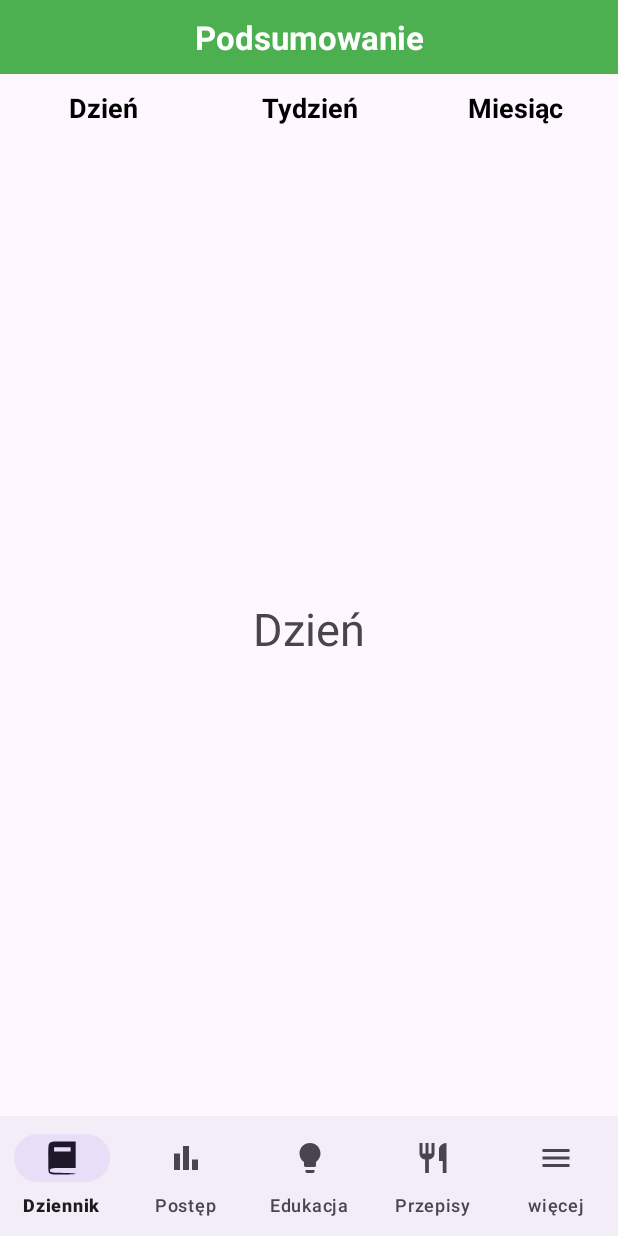
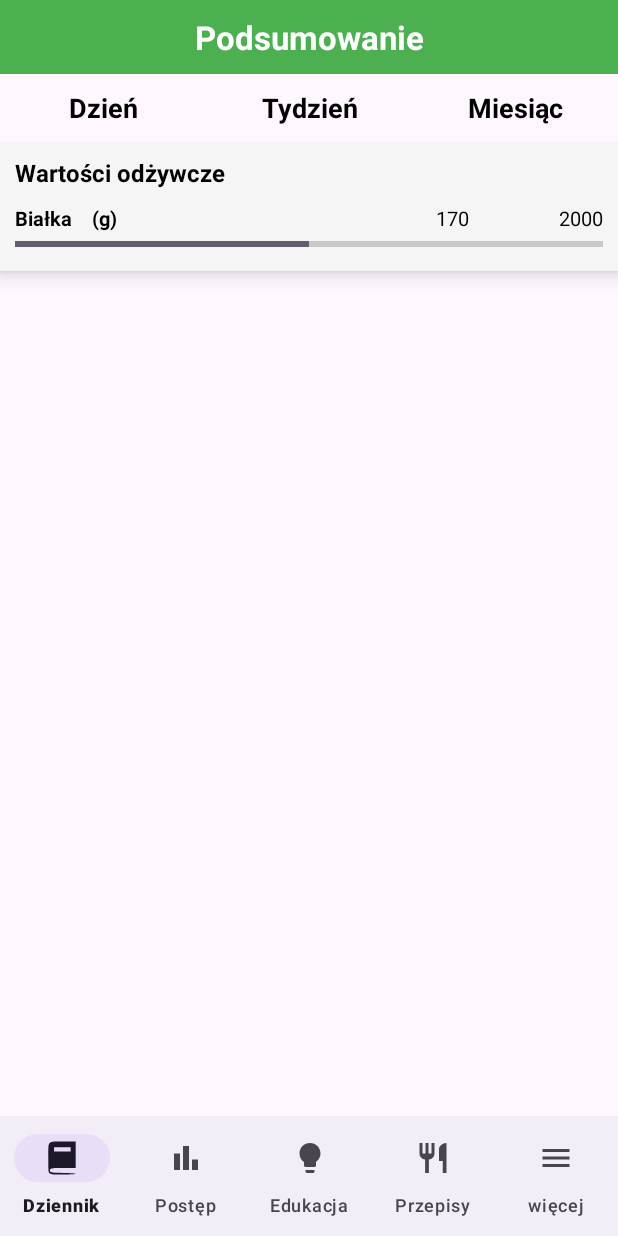
Before and after one commit to Oktawik/Android-Inzynierka, an Android app: the fragment DziennikPodsumowanieFragment placed in its activity, on a phone screen of 412 x 824 dp. Run offline under Robolectric (Android 15) with nearby library versions, the phone set to English and light mode, and no system bars; our stand-ins replace FlexboxLayout; 5 statements that could not run were skipped.

Commit message:
Dodanie recyclerView w podsumowaniu z makrami i mikroskladnikami

```diff
--- /dev/null
+++ b/app/src/main/java/com/example/pierwszawersjaapki/CaloriesJournal/Summary/WartoscOdzywczaAdapter.java
@@ -0,0 +1,67 @@
+package com.example.pierwszawersjaapki.CaloriesJournal.Summary;
+
+import android.content.Context;
+import android.view.LayoutInflater;
+import android.view.View;
+import android.view.ViewGroup;
+import android.widget.ProgressBar;
+import android.widget.TextView;
+
+import androidx.annotation.NonNull;
+import androidx.recyclerview.widget.RecyclerView;
+
+import com.example.pierwszawersjaapki.R;
+
+import java.util.List;
+
+public class WartoscOdzywczaAdapter extends RecyclerView.Adapter<WartoscOdzywczaViewHolder>{
+    Context context;
+    List<WartoscOdzywczaItem> list;
+
+    public WartoscOdzywczaAdapter(Context context, List<WartoscOdzywczaItem> list) {
+        this.context = context;
+        this.list = list;
+    }
+
+    @NonNull
+    @Override
+    public WartoscOdzywczaViewHolder onCreateViewHolder(@NonNull ViewGroup parent, int viewType) {
+        return new WartoscOdzywczaViewHolder(LayoutInflater.from(context).inflate(R.layout.dziennik_podsumowanie_wartosci_odzywcze_item, parent, false));
+    }
+
+    @Override
+    public void onBindViewHolder(@NonNull WartoscOdzywczaViewHolder holder, int position) {
+        holder.tv_wartosc_odzywcza_rodzaj.setText(list.get(position).getRodzaj());
+        holder.tv_wartosc_odzywcza_nazwa.setText(list.get(position).getNazwa());
+        holder.tv_wartosc_odzywcza_jednostka.setText(list.get(position).getJednostka());
+        holder.tv_wartosc_odzywcza_ilosc.setText(String.valueOf(list.get(position).getIlosc()));
+        holder.tv_wartosc_odzywcza_cel.setText(String.valueOf(list.get(position).getCel()));
+        holder.pb_wartosc_odzywcza_progress.setProgress(list.get(position).getProgres());
+    }
+
+    @Override
+    public int getItemCount() {
+        return list.size();
+    }
+}
+
+class WartoscOdzywczaViewHolder extends RecyclerView.ViewHolder {
+
+    TextView tv_wartosc_odzywcza_rodzaj;
+    TextView tv_wartosc_odzywcza_nazwa;
+    TextView tv_wartosc_odzywcza_jednostka;
+    TextView tv_wartosc_odzywcza_ilosc;
+    TextView tv_wartosc_odzywcza_cel;
+    ProgressBar pb_wartosc_odzywcza_progress;
+
+    public WartoscOdzywczaViewHolder(@NonNull View itemView) {
+        super(itemView);
+
+        tv_wartosc_odzywcza_rodzaj = itemView.findViewById(R.id.tv_wartosc_odzywcza_rodzaj);
+        tv_wartosc_odzywcza_nazwa = itemView.findViewById(R.id.tv_wartosc_odzywcza_nazwa);
+        tv_wartosc_odzywcza_jednostka = itemView.findViewById(R.id.tv_wartosc_odzywcza_jednostka);
+        tv_wartosc_odzywcza_ilosc = itemView.findViewById(R.id.tv_wartosc_odzywcza_ilosc);
+        tv_wartosc_odzywcza_cel = itemView.findViewById(R.id.tv_wartosc_odzywcza_cel);
+        pb_wartosc_odzywcza_progress = itemView.findViewById(R.id.pb_wartosc_odzywcza_progress);
+    }
+}
--- /dev/null
+++ b/app/src/main/java/com/example/pierwszawersjaapki/CaloriesJournal/Summary/WartoscOdzywczaItem.java
@@ -0,0 +1,77 @@
+package com.example.pierwszawersjaapki.CaloriesJournal.Summary;
+
+public class WartoscOdzywczaItem {
+    int id;
+    String nazwa;
+    int ilosc;
+    int cel;
+    int progres;
+    String rodzaj;
+    String jednostka;
+
+    public WartoscOdzywczaItem(int id, String nazwa, int ilosc, int cel, int progres, String rodzaj, String jednostka) {
+        this.id = id;
+        this.nazwa = nazwa;
+        this.ilosc = ilosc;
+        this.cel = cel;
+        this.progres = progres;
+        this.rodzaj = rodzaj;
+        this.jednostka = jednostka;
+    }
+
+    public int getId() {
+        return id;
+    }
+
+    public void setId(int id) {
+        this.id = id;
+    }
+
+    public String getNazwa() {
+        return nazwa;
+    }
+
+    public void setNazwa(String nazwa) {
+        this.nazwa = nazwa;
+    }
+
+    public int getIlosc() {
+        return ilosc;
+    }
+
+    public void setIlosc(int ilosc) {
+        this.ilosc = ilosc;
+    }
+
+    public int getCel() {
+        return cel;
+    }
+
+    public void setCel(int cel) {
+        this.cel = cel;
+    }
+
+    public int getProgres() {
+        return progres;
+    }
+
+    public void setProgres(int progres) {
+        this.progres = progres;
+    }
+
+    public String getRodzaj() {
+        return rodzaj;
+    }
+
+    public void setRodzaj(String rodzaj) {
+        this.rodzaj = rodzaj;
+    }
+
+    public String getJednostka() {
+        return jednostka;
+    }
+
+    public void setJednostka(String jednostka) {
+        this.jednostka = jednostka;
+    }
+}
--- a/app/src/main/java/com/example/pierwszawersjaapki/DziennikPodsumowanieFragment.java
+++ b/app/src/main/java/com/example/pierwszawersjaapki/DziennikPodsumowanieFragment.java
@@ -11,9 +11,12 @@ import android.view.LayoutInflater;
 import android.view.View;
 import android.view.ViewGroup;
 import android.widget.LinearLayout;
+import android.widget.Toast;
 
 import com.example.pierwszawersjaapki.CaloriesJournal.Summary.CzasAdapter;
 import com.example.pierwszawersjaapki.CaloriesJournal.Summary.CzasItem;
+import com.example.pierwszawersjaapki.CaloriesJournal.Summary.WartoscOdzywczaAdapter;
+import com.example.pierwszawersjaapki.CaloriesJournal.Summary.WartoscOdzywczaItem;
 
 import java.util.ArrayList;
 import java.util.List;
@@ -25,6 +28,8 @@ public class DziennikPodsumowanieFragment extends Fragment implements CzasAdapte
     private LinearLayout ll_dziennik_podsumowanie_dzien;
     private LinearLayout ll_dziennik_podsumowanie_tydzien;
     private LinearLayout ll_dziennik_podsumowanie_miesiac;
+    private RecyclerView rv_dziennik_podsumowanie_wartosci_odzywcze;
+    private List<WartoscOdzywczaItem> wartoscOdzywczaList;
 
     public DziennikPodsumowanieFragment() {
         // Required empty public constructor
@@ -55,6 +60,18 @@ public class DziennikPodsumowanieFragment extends Fragment implements CzasAdapte
         ll_dziennik_podsumowanie_tydzien = view.findViewById(R.id.ll_dziennik_podsumowanie_tydzien);
         ll_dziennik_podsumowanie_miesiac = view.findViewById(R.id.ll_dziennik_podsumowanie_miesiac);
 
+        rv_dziennik_podsumowanie_wartosci_odzywcze = view.findViewById(R.id.rv_dziennik_podsumowanie_wartosci_odzywcze);
+        if (rv_dziennik_podsumowanie_wartosci_odzywcze == null) {
+            Toast.makeText(getContext(),"Pusty",Toast.LENGTH_SHORT).show();
+        } else {
+            Toast.makeText(getContext(),"Znaleziono",Toast.LENGTH_SHORT).show();
+        }
+        wartoscOdzywczaList = new ArrayList<>();
+        wartoscOdzywczaList.add(new WartoscOdzywczaItem(1, "Białka", 170, 2000, 50, "Wartości odżywcze", " (g) "));
+        rv_dziennik_podsumowanie_wartosci_odzywcze.setLayoutManager(new LinearLayoutManager(getContext()));
+        WartoscOdzywczaAdapter wartoscOdzywczaAdapter = new WartoscOdzywczaAdapter(getContext(),wartoscOdzywczaList);
+        rv_dziennik_podsumowanie_wartosci_odzywcze.setAdapter(wartoscOdzywczaAdapter);
+
         return view;
     }
 
--- a/app/src/main/res/layout/dziennik_podsumowanie_miesiac.xml
+++ b/app/src/main/res/layout/dziennik_podsumowanie_miesiac.xml
@@ -2,16 +2,9 @@
 <LinearLayout xmlns:android="http://schemas.android.com/apk/res/android"
     android:orientation="vertical"
     android:layout_width="match_parent"
-    android:layout_height="match_parent"
+    android:layout_height="wrap_content"
     android:id="@+id/ll_dziennik_podsumowanie_miesiac">
 
-    <TextView
-        android:layout_width="match_parent"
-        android:layout_height="match_parent"
-        android:layout_gravity="center"
-        android:gravity="center"
-        android:textAlignment="center"
-        android:text="Miesiąc"
-        android:textSize="30sp"/>
+
 
 </LinearLayout>
--- /dev/null
+++ b/app/src/main/res/layout/dziennik_podsumowanie_wartosci_odzywcze.xml
@@ -0,0 +1,7 @@
+<?xml version="1.0" encoding="utf-8"?>
+<androidx.recyclerview.widget.RecyclerView xmlns:android="http://schemas.android.com/apk/res/android"
+    android:id="@+id/rv_dziennik_podsumowanie_wartosci_odzywcze"
+    android:layout_width="match_parent"
+    android:layout_height="match_parent">
+
+</androidx.recyclerview.widget.RecyclerView>
--- /dev/null
+++ b/app/src/main/res/layout/dziennik_podsumowanie_wartosci_odzywcze_item.xml
@@ -0,0 +1,89 @@
+<?xml version="1.0" encoding="utf-8"?>
+<LinearLayout xmlns:android="http://schemas.android.com/apk/res/android"
+    android:orientation="vertical"
+    android:layout_width="match_parent"
+    android:layout_height="wrap_content"
+    android:background="@color/light_gray"
+    android:elevation="8dp">
+
+    <TextView
+        android:id="@+id/tv_wartosc_odzywcza_rodzaj"
+        android:layout_width="match_parent"
+        android:layout_height="wrap_content"
+        android:text="Witaminki witaminki"
+        android:textStyle="bold"
+        android:textColor="@color/black"
+        android:paddingTop="10dp"
+        android:paddingLeft="10dp"
+        android:paddingRight="10dp"
+        android:paddingBottom="0dp"
+        android:textSize="16sp"/>
+
+    <LinearLayout
+        android:layout_width="match_parent"
+        android:layout_height="wrap_content"
+        android:orientation="horizontal">
+
+        <TextView
+            android:id="@+id/tv_wartosc_odzywcza_nazwa"
+            android:layout_width="wrap_content"
+            android:layout_height="wrap_content"
+            android:text="Jedzenie"
+            android:paddingTop="10dp"
+            android:paddingLeft="10dp"
+            android:paddingRight="10dp"
+            android:textSize="13sp"
+            android:textStyle="bold"
+            android:textColor="@color/black" />
+
+        <TextView
+            android:id="@+id/tv_wartosc_odzywcza_jednostka"
+            android:layout_width="wrap_content"
+            android:layout_height="wrap_content"
+            android:text=" (kcal)"
+            android:textStyle="bold"
+            android:paddingTop="10dp"
+            android:paddingBottom="0dp"
+            android:paddingRight="10dp"
+            android:textSize="13sp"
+            android:textColor="@color/black" />
+
+        <LinearLayout
+            android:layout_width="wrap_content"
+            android:layout_height="wrap_content"
+            android:orientation="horizontal"
+            android:layout_weight="1"
+            android:gravity="right"
+            android:paddingTop="10dp"
+            android:paddingRight="10dp"
+            android:paddingLeft="10dp"
+            android:paddingBottom="0dp">
+
+            <TextView
+                android:id="@+id/tv_wartosc_odzywcza_ilosc"
+                android:layout_width="wrap_content"
+                android:layout_height="wrap_content"
+                android:text="170"
+                android:textSize="13sp"
+                android:paddingRight="60dp"
+                android:textColor="@color/black"/>
+
+            <TextView
+                android:id="@+id/tv_wartosc_odzywcza_cel"
+                android:layout_width="wrap_content"
+                android:layout_height="wrap_content"
+                android:text="2000"
+                android:textSize="13sp"
+                android:textColor="@color/black"/>
+
+        </LinearLayout>
+    </LinearLayout>
+    <ProgressBar
+        android:id="@+id/pb_wartosc_odzywcza_progress"
+        android:layout_width="match_parent"
+        android:layout_height="wrap_content"
+        style="@style/Widget.AppCompat.ProgressBar.Horizontal"
+        android:paddingBottom="10dp"
+        android:paddingLeft="10dp"
+        android:paddingRight="10dp"/>
+</LinearLayout>
--- a/app/src/main/res/layout/fragment_dziennik_podsumowanie.xml
+++ b/app/src/main/res/layout/fragment_dziennik_podsumowanie.xml
@@ -32,8 +32,15 @@
         android:layout_width="match_parent"
         android:layout_height="wrap_content" />
 
-    <include android:id="@+id/ll_dziennik_podsumowanie_dzien" layout="@layout/dziennik_podsumowanie_dzien"/>
+    <include android:id="@+id/ll_dziennik_podsumowanie_dzien" layout="@layout/dziennik_podsumowanie_dzien" android:visibility="gone"/>
     <include android:id="@+id/ll_dziennik_podsumowanie_tydzien" layout="@layout/dziennik_podsumowanie_tydzien" android:visibility="gone"/>
-    <include android:id="@+id/ll_dziennik_podsumowanie_miesiac" layout="@layout/dziennik_podsumowanie_miesiac" android:visibility="gone"/>
+    <include android:id="@+id/ll_dziennik_podsumowanie_miesiac" layout="@layout/dziennik_podsumowanie_miesiac"/>
+
+    <androidx.recyclerview.widget.RecyclerView xmlns:android="http://schemas.android.com/apk/res/android"
+        android:id="@+id/rv_dziennik_podsumowanie_wartosci_odzywcze"
+        android:layout_width="match_parent"
+        android:layout_height="match_parent">
+
+    </androidx.recyclerview.widget.RecyclerView>
 
 </LinearLayout>
```
